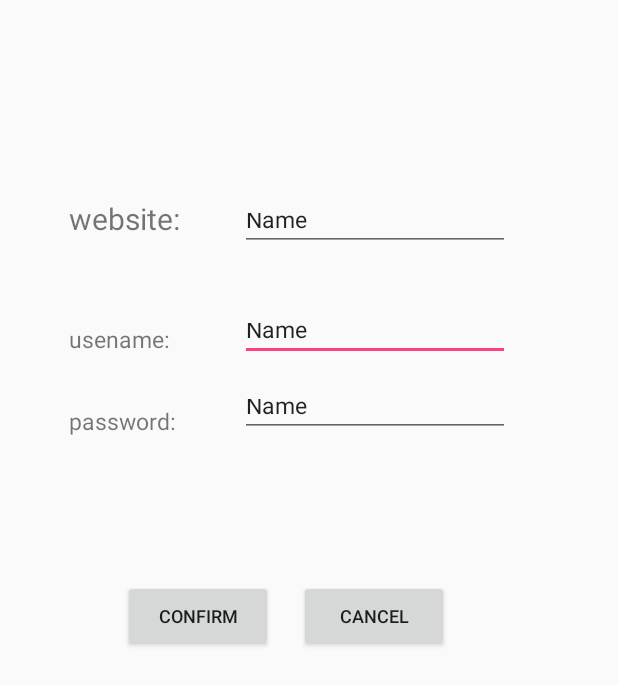
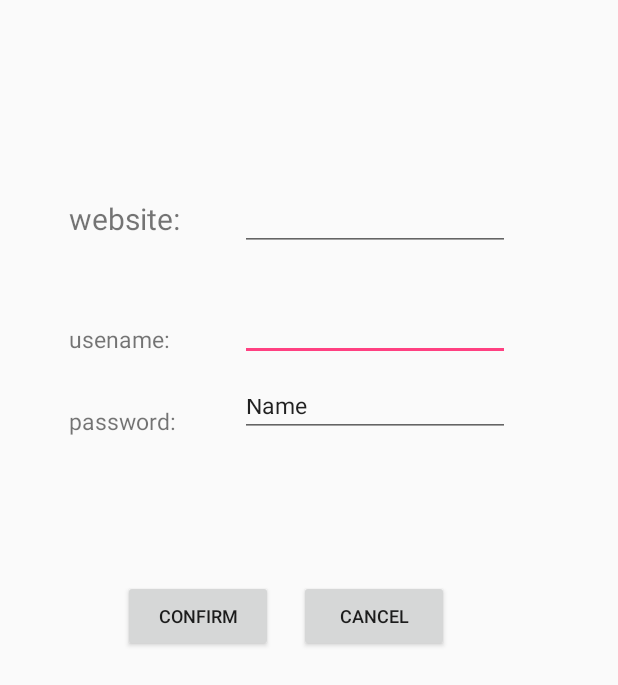
Before and after one commit to QRcodePasswordManager/App, an Android app: the NewEntry screen opened directly, with no data from a screen before it, on a phone screen of 412 x 824 dp. Shown: the top 685 px of the screen. Run offline under Robolectric (Android 15) with nearby library versions, the phone set to English and light mode, and no system bars.

```diff
--- a/Android/app/src/main/res/layout/activity_newentry.xml
+++ b/Android/app/src/main/res/layout/activity_newentry.xml
@@ -44,13 +44,12 @@
             android:id="@+id/usernamet"
             android:layout_width="wrap_content"
             android:layout_height="35dp"
+            android:layout_alignBaseline="@+id/textView9"
+            android:layout_alignBottom="@+id/textView9"
+            android:layout_alignStart="@+id/passwordt"
             android:ems="10"
             android:inputType="textPersonName"
-            android:text="Name"
-            android:textSize="15sp"
-            android:layout_alignBaseline="@+id/textView9"
-            android:layout_alignBottom="@+id/textView9"
-            android:layout_alignStart="@+id/passwordt" />
+            android:textSize="15sp" />
 
         <EditText
             android:id="@+id/passwordt"
@@ -72,7 +71,6 @@
             android:layout_toEndOf="@+id/textView8"
             android:ems="10"
             android:inputType="textPersonName"
-            android:text="Name"
             android:textSize="15sp" />
 
         <Button
```
Also changed, not shown: Android/app/src/main/java/pt/eatbit/qrauth/Menu.java (+12 -7 lines), Android/app/src/main/java/pt/eatbit/qrauth/NewEntry.java (+7 -6 lines), Android/app/src/main/res/layout/activity_listviews.xml (+7 -6 lines), 6 other files.
